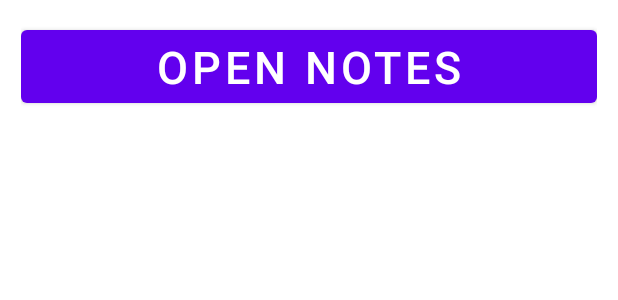
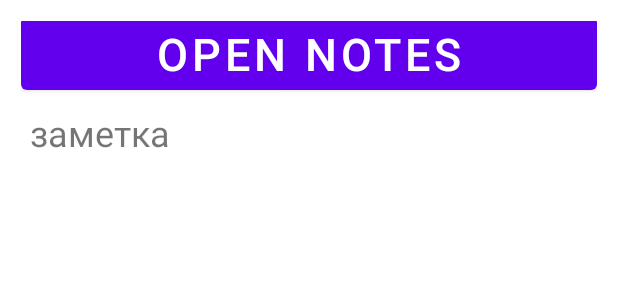
Before and after one commit to SergeyMatyushkin/Notes, an Android app: the layout activity_main.xml on its own in the app's theme, with its tools: preview values and no code run, on a phone screen of 412 x 824 dp. Shown: the top 300 px of the screen. Run offline under Robolectric (Android 15) with nearby library versions, the phone set to English and light mode, and no system bars.

```diff
--- a/app/src/main/res/layout/activity_main.xml
+++ b/app/src/main/res/layout/activity_main.xml
@@ -16,9 +16,17 @@
         android:text="@string/text_button_open_notes"
         android:textSize="@dimen/button_save_text_size" />
 
+    <TextView
+        android:id="@+id/result_text_view"
+        android:layout_width="match_parent"
+        android:layout_height="match_parent"
+        android:layout_margin="@dimen/result_text_margin"
+        android:text="заметка"
+        android:textSize="@dimen/result_text_size"/>
+
     <FrameLayout
         android:id="@+id/fragment_container"
         android:layout_width="match_parent"
-        android:layout_height="match_parent"/>
+        android:layout_height="18dp" />
 
 </LinearLayout>
--- a/app/src/main/res/layout/fragment_profile_k.xml
+++ b/app/src/main/res/layout/fragment_profile.xml
@@ -1,9 +1,11 @@
 <?xml version="1.0" encoding="utf-8"?>
 <LinearLayout xmlns:android="http://schemas.android.com/apk/res/android"
+    xmlns:tools="http://schemas.android.com/tools"
     android:layout_width="match_parent"
     android:layout_height="match_parent"
     android:orientation="vertical"
-    android:padding="@dimen/profile_padding">
+    android:padding="@dimen/profile_padding"
+    tools:showIn=".MainActivity">
 
 
     <EditText
--- a/app/src/main/res/values/dimens.xml
+++ b/app/src/main/res/values/dimens.xml
@@ -5,6 +5,8 @@
     <dimen name="date_text_size">28sp</dimen>
     <dimen name="description_text_size">24sp</dimen>
     <dimen name="button_save_text_size">30sp</dimen>
+    <dimen name="result_text_size">24sp</dimen>
+    <dimen name="result_text_margin">6dp</dimen>
 
 
 </resources>
```
Also changed, not shown: app/src/main/java/com/example/notes/MainActivity.java (+18 -3 lines), app/src/main/java/com/example/notes/NotesEntity.java (+35 -2 lines), app/src/main/java/com/example/notes/ProfileFragment.java (added, +78 -0 lines), app/src/main/java/com/example/notes/Profile_kFragment.java (deleted, +0 -52 lines).
